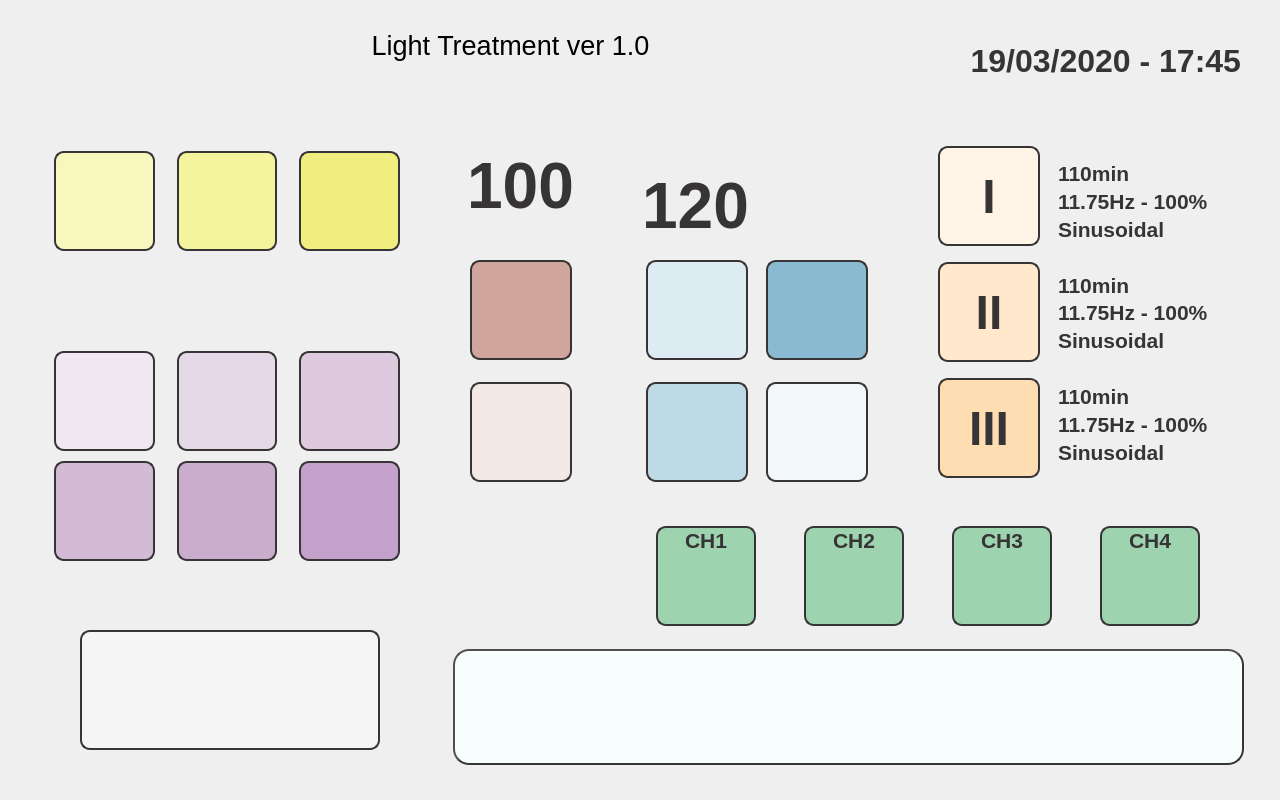
This is light_treat_v_1_0/light_ver_1_0.ui in MarianoDel/pyqt5 as Qt 5 draws it before an edit. The edited form follows.
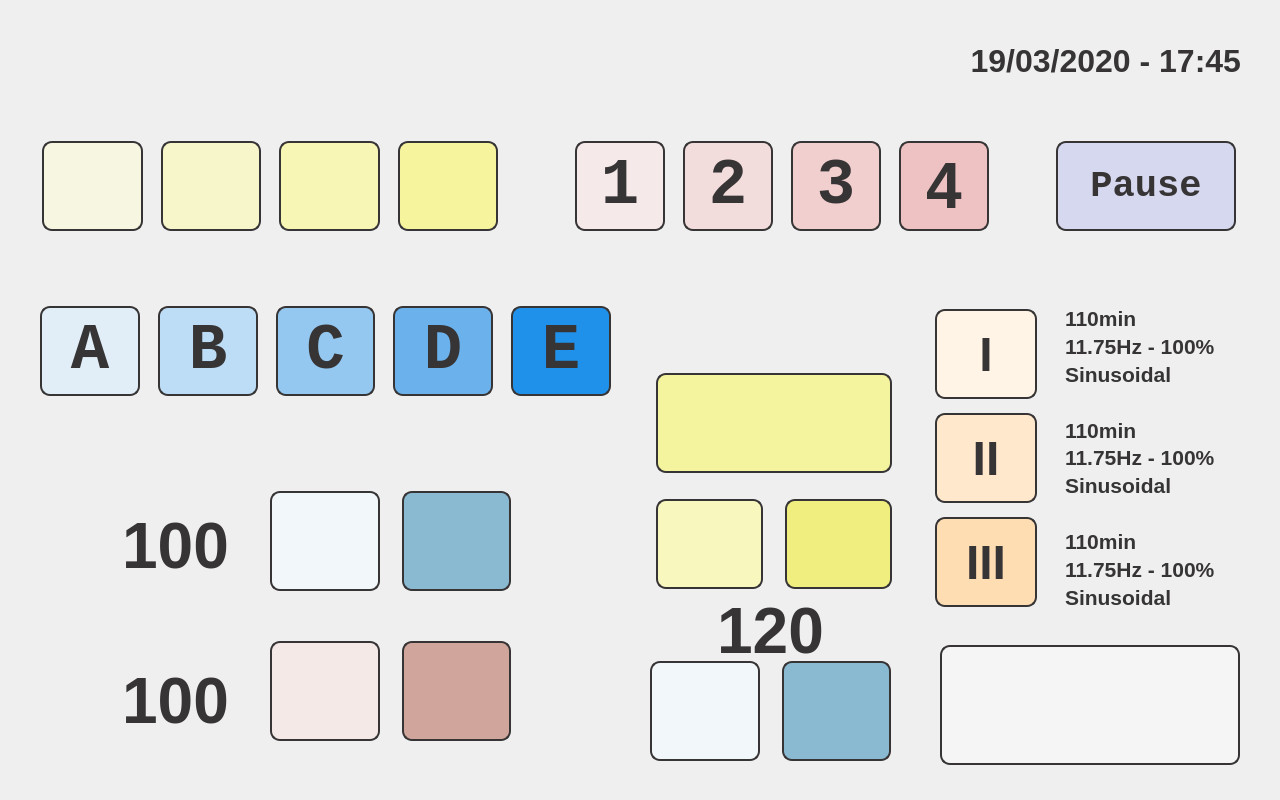
This is the edited form. Icons and pictures are not drawn.

Diff of the .ui file:
```diff
--- a/light_treat_v_1_0/light_ver_1_0.ui
+++ b/light_treat_v_1_0/light_ver_1_0.ui
@@ -21,51 +21,43 @@
   <widget class="QWidget" name="layoutWidget">
    <property name="geometry">
     <rect>
-     <x>54</x>
-     <y>350</y>
-     <width>346</width>
+     <x>40</x>
+     <y>300</y>
+     <width>571</width>
      <height>102</height>
     </rect>
    </property>
    <layout class="QHBoxLayout" name="horizontalLayout_2">
     <property name="spacing">
-     <number>22</number>
+     <number>18</number>
     </property>
     <item>
      <widget class="QPushButton" name="freq1Button">
       <property name="minimumSize">
        <size>
-        <width>100</width>
-        <height>100</height>
+        <width>90</width>
+        <height>90</height>
        </size>
       </property>
-      <property name="styleSheet">
-       <string notr="true">background-image: url(:/frequencies/resources/7_83Hz.png);
-background-color: rgb(240, 231, 240);
-border-radius: 10px;
-border:2px solid rgb(55, 52, 53);</string>
+      <property name="font">
+       <font>
+        <family>Liberation Mono</family>
+        <pointsize>48</pointsize>
+        <weight>75</weight>
+        <bold>true</bold>
+       </font>
       </property>
-      <property name="text">
-       <string/>
+      <property name="focusPolicy">
+       <enum>Qt::NoFocus</enum>
       </property>
-     </widget>
-    </item>
-    <item>
-     <widget class="QPushButton" name="freq2Button">
-      <property name="minimumSize">
-       <size>
-        <width>100</width>
-        <height>100</height>
-       </size>
-      </property>
       <property name="styleSheet">
-       <string notr="true">background-image: url(:/frequencies/resources/11_79Hz.png);
-background-color: rgb(230, 217, 231);
+       <string notr="true">background-color: rgb(225, 237, 247);
+color: rgb(55, 52, 53);
 border-radius: 10px;
 border:2px solid rgb(55, 52, 53);</string>
       </property>
       <property name="text">
-       <string/>
+       <string>A</string>
       </property>
      </widget>
     </item>
@@ -73,90 +65,119 @@
      <widget class="QPushButton" name="freq3Button">
       <property name="minimumSize">
        <size>
-        <width>100</width>
-        <height>100</height>
+        <width>90</width>
+        <height>90</height>
        </size>
       </property>
+      <property name="font">
+       <font>
+        <family>Liberation Mono</family>
+        <pointsize>48</pointsize>
+        <weight>75</weight>
+        <bold>true</bold>
+       </font>
+      </property>
+      <property name="focusPolicy">
+       <enum>Qt::NoFocus</enum>
+      </property>
       <property name="styleSheet">
-       <string notr="true">background-image: url(:/frequencies/resources/16_67Hz.png);
-background-color: rgb(221, 202, 222);
+       <string notr="true">background-color: rgb(189, 220, 245);
+color: rgb(55, 52, 53);
 border-radius: 10px;
 border:2px solid rgb(55, 52, 53);</string>
       </property>
       <property name="text">
-       <string/>
+       <string>B</string>
       </property>
      </widget>
     </item>
-   </layout>
-  </widget>
-  <widget class="QWidget" name="layoutWidget_2">
-   <property name="geometry">
-    <rect>
-     <x>54</x>
-     <y>460</y>
-     <width>346</width>
-     <height>102</height>
-    </rect>
-   </property>
-   <layout class="QHBoxLayout" name="horizontalLayout_3">
-    <property name="spacing">
-     <number>22</number>
-    </property>
     <item>
-     <widget class="QPushButton" name="freq4Button">
+     <widget class="QPushButton" name="pannelCButton">
       <property name="minimumSize">
        <size>
-        <width>100</width>
-        <height>100</height>
+        <width>90</width>
+        <height>90</height>
        </size>
       </property>
+      <property name="font">
+       <font>
+        <family>Liberation Mono</family>
+        <pointsize>48</pointsize>
+        <weight>75</weight>
+        <bold>true</bold>
+       </font>
+      </property>
+      <property name="focusPolicy">
+       <enum>Qt::NoFocus</enum>
+      </property>
       <property name="styleSheet">
-       <string notr="true">background-image: url(:/frequencies/resources/23_58Hz.png);
-background-color: rgb(211, 187, 213);
+       <string notr="true">background-color: rgb(149, 200, 240);
+color: rgb(55, 52, 53);
 border-radius: 10px;
 border:2px solid rgb(55, 52, 53);</string>
       </property>
       <property name="text">
-       <string/>
+       <string>C</string>
       </property>
      </widget>
     </item>
     <item>
-     <widget class="QPushButton" name="freq5Button">
+     <widget class="QPushButton" name="pannelDButton">
       <property name="minimumSize">
        <size>
-        <width>100</width>
-        <height>100</height>
+        <width>90</width>
+        <height>90</height>
        </size>
       </property>
+      <property name="font">
+       <font>
+        <family>Liberation Mono</family>
+        <pointsize>48</pointsize>
+        <weight>75</weight>
+        <bold>true</bold>
+       </font>
+      </property>
+      <property name="focusPolicy">
+       <enum>Qt::NoFocus</enum>
+      </property>
       <property name="styleSheet">
-       <string notr="true">background-image: url(:/frequencies/resources/30_80Hz.png);
-background-color: rgb(202, 173, 204);
+       <string notr="true">background-color: rgb(107, 178, 237);
+color: rgb(55, 52, 53);
 border-radius: 10px;
 border:2px solid rgb(55, 52, 53);</string>
       </property>
       <property name="text">
-       <string/>
+       <string>D</string>
       </property>
      </widget>
     </item>
     <item>
-     <widget class="QPushButton" name="freq6Button">
+     <widget class="QPushButton" name="pannelEButton">
       <property name="minimumSize">
        <size>
-        <width>100</width>
-        <height>100</height>
+        <width>90</width>
+        <height>90</height>
        </size>
       </property>
+      <property name="font">
+       <font>
+        <family>Liberation Mono</family>
+        <pointsize>48</pointsize>
+        <weight>75</weight>
+        <bold>true</bold>
+       </font>
+      </property>
+      <property name="focusPolicy">
+       <enum>Qt::NoFocus</enum>
+      </property>
       <property name="styleSheet">
-       <string notr="true">background-image: url(:/frequencies/resources/62_64Hz.png);
-background-color: rgb(196, 161, 203);
+       <string notr="true">background-color: rgb(32, 145, 235);
+color: rgb(55, 52, 53);
 border-radius: 10px;
 border:2px solid rgb(55, 52, 53);</string>
       </property>
       <property name="text">
-       <string/>
+       <string>E</string>
       </property>
      </widget>
     </item>
@@ -165,10 +186,10 @@
   <widget class="QWidget" name="layoutWidget_3">
    <property name="geometry">
     <rect>
-     <x>646</x>
-     <y>260</y>
-     <width>102</width>
-     <height>224</height>
+     <x>656</x>
+     <y>369</y>
+     <width>236</width>
+     <height>226</height>
     </rect>
    </property>
    <layout class="QVBoxLayout" name="verticalLayout_2">
@@ -176,7 +197,7 @@
      <number>22</number>
     </property>
     <item>
-     <widget class="QPushButton" name="min30Button">
+     <widget class="QPushButton" name="cwaveButton">
       <property name="minimumSize">
        <size>
         <width>100</width>
@@ -184,8 +205,8 @@
        </size>
       </property>
       <property name="styleSheet">
-       <string notr="true">background-image: url(:/buttons/resources/30min.png);
-background-color: rgb(221, 235, 242);
+       <string notr="true">background-image: url(:/buttons/resources/Cuadrada.png);
+background-color: rgb(244, 243, 158);
 border-radius: 10px;
 border:2px solid rgb(55, 52, 53);</string>
       </property>
@@ -195,84 +216,57 @@
      </widget>
     </item>
     <item>
-     <widget class="QPushButton" name="min45Button">
-      <property name="minimumSize">
-       <size>
-        <width>100</width>
-        <height>100</height>
-       </size>
+     <layout class="QHBoxLayout" name="horizontalLayout_9">
+      <property name="spacing">
+       <number>22</number>
       </property>
-      <property name="styleSheet">
-       <string notr="true">background-image: url(:/buttons/resources/40min.png);
-background-color: rgb(191, 218, 231);
+      <item>
+       <widget class="QPushButton" name="inphaseButton">
+        <property name="minimumSize">
+         <size>
+          <width>90</width>
+          <height>90</height>
+         </size>
+        </property>
+        <property name="styleSheet">
+         <string notr="true">background-image: url(:/buttons/resources/Triangular.png);
+background-color: rgb(248, 247, 190);
 border-radius: 10px;
 border:2px solid rgb(55, 52, 53);</string>
-      </property>
-      <property name="text">
-       <string/>
-      </property>
-     </widget>
-    </item>
-   </layout>
-  </widget>
-  <widget class="QWidget" name="layoutWidget_4">
-   <property name="geometry">
-    <rect>
-     <x>766</x>
-     <y>260</y>
-     <width>102</width>
-     <height>224</height>
-    </rect>
-   </property>
-   <layout class="QVBoxLayout" name="verticalLayout_3">
-    <property name="spacing">
-     <number>22</number>
-    </property>
-    <item>
-     <widget class="QPushButton" name="timeUpButton">
-      <property name="minimumSize">
-       <size>
-        <width>100</width>
-        <height>100</height>
-       </size>
-      </property>
-      <property name="styleSheet">
-       <string notr="true">background-image: url(:/buttons/resources/Arriba.png);
-background-color: rgb(138, 186, 210);
+        </property>
+        <property name="text">
+         <string/>
+        </property>
+       </widget>
+      </item>
+      <item>
+       <widget class="QPushButton" name="outphaseButton">
+        <property name="minimumSize">
+         <size>
+          <width>90</width>
+          <height>90</height>
+         </size>
+        </property>
+        <property name="styleSheet">
+         <string notr="true">background-image: url(:/buttons/resources/Sinus.png);
+background-color: rgb(240, 238, 126);
 border-radius: 10px;
 border:2px solid rgb(55, 52, 53);</string>
-      </property>
-      <property name="text">
-       <string/>
-      </property>
-     </widget>
-    </item>
-    <item>
-     <widget class="QPushButton" name="timeDwnButton">
-      <property name="minimumSize">
-       <size>
-        <width>100</width>
-        <height>100</height>
-       </size>
-      </property>
-      <property name="styleSheet">
-       <string notr="true">background-image: url(:/buttons/resources/Abajo.png);
-background-color: rgb(242, 248, 250);
-border-radius: 10px;
-border:2px solid rgb(55, 52, 53);</string>
-      </property>
-      <property name="text">
-       <string/>
-      </property>
-     </widget>
+        </property>
+        <property name="text">
+         <string/>
+        </property>
+       </widget>
+      </item>
+     </layout>
     </item>
    </layout>
   </widget>
   <widget class="QPushButton" name="startButton">
    <property name="geometry">
     <rect>
-     <x>80</x>
-     <y>630</y>
+     <x>940</x>
+     <y>645</y>
      <width>300</width>
      <height>120</height>
     </rect>
@@ -296,27 +290,27 @@
   <widget class="QWidget" name="layoutWidget">
    <property name="geometry">
     <rect>
-     <x>54</x>
-     <y>150</y>
-     <width>346</width>
+     <x>42</x>
+     <y>135</y>
+     <width>456</width>
      <height>102</height>
     </rect>
    </property>
    <layout class="QHBoxLayout" name="horizontalLayout">
     <property name="spacing">
-     <number>22</number>
+     <number>18</number>
     </property>
     <item>
      <widget class="QPushButton" name="triangularButton">
       <property name="minimumSize">
        <size>
-        <width>100</width>
-        <height>100</height>
+        <width>90</width>
+        <height>90</height>
        </size>
       </property>
       <property name="styleSheet">
-       <string notr="true">background-image: url(:/buttons/resources/Triangular.png);
-background-color: rgb(248, 247, 190);
+       <string notr="true">background-image: url(:/buttons/resources/20min.png);
+background-color: rgb(247, 246, 225);
 border-radius: 10px;
 border:2px solid rgb(55, 52, 53);</string>
       </property>
@@ -326,16 +320,16 @@
      </widget>
     </item>
     <item>
-     <widget class="QPushButton" name="squareButton">
+     <widget class="QPushButton" name="min30Button">
       <property name="minimumSize">
        <size>
-        <width>100</width>
-        <height>100</height>
+        <width>90</width>
+        <height>90</height>
        </size>
       </property>
       <property name="styleSheet">
-       <string notr="true">background-image: url(:/buttons/resources/Cuadrada.png);
-background-color: rgb(244, 243, 158);
+       <string notr="true">background-image: url(:/buttons/resources/30min.png);
+background-color: rgb(247, 246, 202);
 border-radius: 10px;
 border:2px solid rgb(55, 52, 53);</string>
       </property>
@@ -345,16 +339,16 @@
      </widget>
     </item>
     <item>
-     <widget class="QPushButton" name="sinusoidalButton">
+     <widget class="QPushButton" name="min45Button">
       <property name="minimumSize">
        <size>
-        <width>100</width>
-        <height>100</height>
+        <width>90</width>
+        <height>90</height>
        </size>
       </property>
       <property name="styleSheet">
-       <string notr="true">background-image: url(:/buttons/resources/Sinus.png);
-background-color: rgb(240, 238, 126);
+       <string notr="true">background-image: url(:/buttons/resources/45min.png);
+background-color: rgb(247, 246, 180);
 border-radius: 10px;
 border:2px solid rgb(55, 52, 53);</string>
       </property>
@@ -363,32 +357,17 @@
       </property>
      </widget>
     </item>
-   </layout>
-  </widget>
-  <widget class="QWidget" name="layoutWidget">
-   <property name="geometry">
-    <rect>
-     <x>470</x>
-     <y>260</y>
-     <width>102</width>
-     <height>224</height>
-    </rect>
-   </property>
-   <layout class="QVBoxLayout" name="verticalLayout">
-    <property name="spacing">
-     <number>22</number>
-    </property>
     <item>
-     <widget class="QPushButton" name="powerUpButton">
+     <widget class="QPushButton" name="min60Button">
       <property name="minimumSize">
        <size>
-        <width>100</width>
-        <height>100</height>
+        <width>90</width>
+        <height>90</height>
        </size>
       </property>
       <property name="styleSheet">
-       <string notr="true">background-image: url(:/buttons/resources/Arriba.png);
-background-color: rgb(208, 165, 156);
+       <string notr="true">background-image: url(:/buttons/resources/60min.png);
+background-color: rgb(246, 245, 157);
 border-radius: 10px;
 border:2px solid rgb(55, 52, 53);</string>
       </property>
@@ -397,34 +376,15 @@
       </property>
      </widget>
     </item>
-    <item>
-     <widget class="QPushButton" name="powerDwnButton">
-      <property name="minimumSize">
-       <size>
-        <width>100</width>
-        <height>100</height>
-       </size>
-      </property>
-      <property name="styleSheet">
-       <string notr="true">background-image: url(:/buttons/resources/Abajo.png);
-background-color: rgb(244, 233, 231);
-border-radius: 10px;
-border:2px solid rgb(55, 52, 53);</string>
-      </property>
-      <property name="text">
-       <string/>
-      </property>
-     </widget>
-    </item>
    </layout>
   </widget>
   <widget class="QWidget" name="layoutWidget">
    <property name="geometry">
     <rect>
-     <x>938</x>
-     <y>140</y>
+     <x>935</x>
+     <y>305</y>
      <width>102</width>
-     <height>346</height>
+     <height>306</height>
     </rect>
    </property>
    <layout class="QVBoxLayout" name="verticalLayout_4">
@@ -435,8 +395,8 @@
      <widget class="QPushButton" name="mem1Button">
       <property name="minimumSize">
        <size>
-        <width>100</width>
-        <height>100</height>
+        <width>90</width>
+        <height>90</height>
        </size>
       </property>
       <property name="font">
@@ -465,8 +425,8 @@
      <widget class="QPushButton" name="mem2Button">
       <property name="minimumSize">
        <size>
-        <width>100</width>
-        <height>100</height>
+        <width>90</width>
+        <height>90</height>
        </size>
       </property>
       <property name="font">
@@ -495,8 +455,8 @@
      <widget class="QPushButton" name="mem3Button">
       <property name="minimumSize">
        <size>
-        <width>100</width>
-        <height>100</height>
+        <width>90</width>
+        <height>90</height>
        </size>
       </property>
       <property name="font">
@@ -526,8 +486,8 @@
   <widget class="QWidget" name="layoutWidget">
    <property name="geometry">
     <rect>
-     <x>1058</x>
-     <y>160</y>
+     <x>1065</x>
+     <y>305</y>
      <width>171</width>
      <height>305</height>
     </rect>
@@ -724,8 +684,8 @@
   <widget class="QLabel" name="minutesLabel">
    <property name="geometry">
     <rect>
-     <x>640</x>
-     <y>170</y>
+     <x>715</x>
+     <y>595</y>
      <width>111</width>
      <height>61</height>
     </rect>
@@ -751,8 +711,8 @@
   <widget class="QLabel" name="powerLabel">
    <property name="geometry">
     <rect>
-     <x>465</x>
-     <y>150</y>
+     <x>120</x>
+     <y>510</y>
      <width>111</width>
      <height>61</height>
     </rect>
@@ -802,23 +762,6 @@
     <set>Qt::AlignRight|Qt::AlignTrailing|Qt::AlignVCenter</set>
    </property>
   </widget>
-  <widget class="QTextEdit" name="textEdit">
-   <property name="geometry">
-    <rect>
-     <x>453</x>
-     <y>649</y>
-     <width>791</width>
-     <height>116</height>
-    </rect>
-   </property>
-   <property name="styleSheet">
-    <string notr="true">border:2px outset;
-background-color: rgb(246, 255, 254);
-border-radius: 16px;
-color: rgb(0, 0, 127);
-border-color: rgb(55, 52, 53);</string>
-   </property>
-  </widget>
   <widget class="QPushButton" name="diagButton">
    <property name="geometry">
     <rect>
@@ -836,178 +779,370 @@
     <string/>
    </property>
   </widget>
-  <widget class="QWidget" name="layoutWidget_5">
+  <widget class="QLabel" name="powerIRedLabel">
    <property name="geometry">
     <rect>
-     <x>630</x>
-     <y>525</y>
-     <width>596</width>
-     <height>102</height>
-    </rect>
-   </property>
-   <layout class="QHBoxLayout" name="horizontalLayout_4">
-    <property name="spacing">
-     <number>22</number>
-    </property>
-    <item>
-     <widget class="QPushButton" name="ch1Button">
-      <property name="sizePolicy">
-       <sizepolicy hsizetype="Fixed" vsizetype="Fixed">
-        <horstretch>0</horstretch>
-        <verstretch>0</verstretch>
-       </sizepolicy>
-      </property>
-      <property name="minimumSize">
-       <size>
-        <width>100</width>
-        <height>100</height>
-       </size>
-      </property>
-      <property name="font">
-       <font>
-        <family>Liberation Sans</family>
-        <pointsize>16</pointsize>
-        <weight>75</weight>
-        <bold>true</bold>
-       </font>
-      </property>
-      <property name="styleSheet">
-       <string notr="true">background-color: rgb(157, 211, 175);
-border-radius: 10px;
-border:2px solid rgb(55, 52, 53);
-text-align:top;
-color: rgb(55, 52, 53);</string>
-      </property>
-      <property name="text">
-       <string>CH1</string>
-      </property>
-     </widget>
-    </item>
-    <item>
-     <widget class="QPushButton" name="ch2Button">
-      <property name="sizePolicy">
-       <sizepolicy hsizetype="Fixed" vsizetype="Fixed">
-        <horstretch>0</horstretch>
-        <verstretch>0</verstretch>
-       </sizepolicy>
-      </property>
-      <property name="minimumSize">
-       <size>
-        <width>100</width>
-        <height>100</height>
-       </size>
-      </property>
-      <property name="font">
-       <font>
-        <family>Liberation Sans</family>
-        <pointsize>16</pointsize>
-        <weight>75</weight>
-        <bold>true</bold>
-       </font>
-      </property>
-      <property name="styleSheet">
-       <string notr="true">background-color: rgb(157, 211, 175);
-border-radius: 10px;
-border:2px solid rgb(55, 52, 53);
-text-align:top;
-color: rgb(55, 52, 53);</string>
-      </property>
-      <property name="text">
-       <string>CH2</string>
-      </property>
-     </widget>
-    </item>
-    <item>
-     <widget class="QPushButton" name="ch3Button">
-      <property name="sizePolicy">
-       <sizepolicy hsizetype="Fixed" vsizetype="Fixed">
-        <horstretch>0</horstretch>
-        <verstretch>0</verstretch>
-       </sizepolicy>
-      </property>
-      <property name="minimumSize">
-       <size>
-        <width>100</width>
-        <height>100</height>
-       </size>
-      </property>
-      <property name="font">
-       <font>
-        <family>Liberation Sans</family>
-        <pointsize>16</pointsize>
-        <weight>75</weight>
-        <bold>true</bold>
-       </font>
-      </property>
-      <property name="styleSheet">
-       <string notr="true">background-color: rgb(157, 211, 175);
-border-radius: 10px;
-border:2px solid rgb(55, 52, 53);
-text-align:top;
-color: rgb(55, 52, 53);</string>
-      </property>
-      <property name="text">
-       <string>CH3</string>
-      </property>
-     </widget>
-    </item>
-    <item>
-     <widget class="QPushButton" name="ch4Button">
-      <property name="sizePolicy">
-       <sizepolicy hsizetype="Fixed" vsizetype="Fixed">
-        <horstretch>0</horstretch>
-        <verstretch>0</verstretch>
-       </sizepolicy>
-      </property>
-      <property name="minimumSize">
-       <size>
-        <width>100</width>
-        <height>100</height>
-       </size>
-      </property>
-      <property name="font">
-       <font>
-        <family>Liberation Sans</family>
-        <pointsize>16</pointsize>
-        <weight>75</weight>
-        <bold>true</bold>
-       </font>
-      </property>
-      <property name="styleSheet">
-       <string notr="true">background-color: rgb(157, 211, 175);
-border-radius: 10px;
-border:2px solid rgb(55, 52, 53);
-text-align:top;
-color: rgb(55, 52, 53);</string>
-      </property>
-      <property name="text">
-       <string>CH4</string>
-      </property>
-     </widget>
-    </item>
-   </layout>
-  </widget>
-  <widget class="QLabel" name="label">
-   <property name="geometry">
-    <rect>
-     <x>290</x>
-     <y>20</y>
-     <width>441</width>
-     <height>51</height>
+     <x>120</x>
+     <y>665</y>
+     <width>111</width>
+     <height>61</height>
     </rect>
    </property>
    <property name="font">
     <font>
-     <pointsize>20</pointsize>
+     <family>Liberation Sans</family>
+     <pointsize>48</pointsize>
+     <weight>75</weight>
+     <bold>true</bold>
     </font>
    </property>
+   <property name="styleSheet">
+    <string notr="true">color: rgb(55, 52, 53);</string>
+   </property>
    <property name="text">
-    <string>Light Treatment ver 1.0</string>
+    <string>100</string>
    </property>
    <property name="alignment">
-    <set>Qt::AlignCenter</set>
+    <set>Qt::AlignHCenter|Qt::AlignTop</set>
    </property>
   </widget>
+  <widget class="QWidget" name="layoutWidget_6">
+   <property name="geometry">
+    <rect>
+     <x>575</x>
+     <y>135</y>
+     <width>661</width>
+     <height>102</height>
+    </rect>
+   </property>
+   <layout class="QHBoxLayout" name="horizontalLayout_5">
+    <property name="spacing">
+     <number>18</number>
+    </property>
+    <item>
+     <widget class="QPushButton" name="step1Button">
+      <property name="minimumSize">
+       <size>
+        <width>90</width>
+        <height>90</height>
+       </size>
+      </property>
+      <property name="font">
+       <font>
+        <family>Liberation Mono</family>
+        <pointsize>48</pointsize>
+        <weight>75</weight>
+        <bold>true</bold>
+       </font>
+      </property>
+      <property name="focusPolicy">
+       <enum>Qt::NoFocus</enum>
+      </property>
+      <property name="styleSheet">
+       <string notr="true">background-color: rgb(245, 233, 233);
+color: rgb(55, 52, 53);
+border-radius: 10px;
+border:2px solid rgb(55, 52, 53);</string>
+      </property>
+      <property name="text">
+       <string>1</string>
+      </property>
+     </widget>
+    </item>
+    <item>
+     <widget class="QPushButton" name="step2Button">
+      <property name="minimumSize">
+       <size>
+        <width>90</width>
+        <height>90</height>
+       </size>
+      </property>
+      <property name="font">
+       <font>
+        <family>Liberation Mono</family>
+        <pointsize>48</pointsize>
+        <weight>75</weight>
+        <bold>true</bold>
+       </font>
+      </property>
+      <property name="focusPolicy">
+       <enum>Qt::NoFocus</enum>
+      </property>
+      <property name="styleSheet">
+       <string notr="true">background-color: rgb(243, 220, 220);
+color: rgb(55, 52, 53);
+border-radius: 10px;
+border:2px solid rgb(55, 52, 53);</string>
+      </property>
+      <property name="text">
+       <string>2</string>
+      </property>
+     </widget>
+    </item>
+    <item>
+     <widget class="QPushButton" name="step3Button">
+      <property name="minimumSize">
+       <size>
+        <width>90</width>
+        <height>90</height>
+       </size>
+      </property>
+      <property name="font">
+       <font>
+        <family>Liberation Mono</family>
+        <pointsize>48</pointsize>
+        <weight>75</weight>
+        <bold>true</bold>
+       </font>
+      </property>
+      <property name="focusPolicy">
+       <enum>Qt::NoFocus</enum>
+      </property>
+      <property name="styleSheet">
+       <string notr="true">background-color: rgb(241, 207, 206);
+color: rgb(55, 52, 53);
+border-radius: 10px;
+border:2px solid rgb(55, 52, 53);</string>
+      </property>
+      <property name="text">
+       <string>3</string>
+      </property>
+     </widget>
+    </item>
+    <item>
+     <widget class="QPushButton" name="step4Button">
+      <property name="minimumSize">
+       <size>
+        <width>90</width>
+        <height>90</height>
+       </size>
+      </property>
+      <property name="font">
+       <font>
+        <family>Liberation Sans</family>
+        <pointsize>48</pointsize>
+        <weight>75</weight>
+        <bold>true</bold>
+       </font>
+      </property>
+      <property name="focusPolicy">
+       <enum>Qt::NoFocus</enum>
+      </property>
+      <property name="styleSheet">
+       <string notr="true">background-color: rgb(238, 194, 195);
+color: rgb(55, 52, 53);
+border-radius: 10px;
+border:2px solid rgb(55, 52, 53);</string>
+      </property>
+      <property name="text">
+       <string>4</string>
+      </property>
+     </widget>
+    </item>
+    <item>
+     <spacer name="horizontalSpacer">
+      <property name="orientation">
+       <enum>Qt::Horizontal</enum>
+      </property>
+      <property name="sizeHint" stdset="0">
+       <size>
+        <width>40</width>
+        <height>20</height>
+       </size>
+      </property>
+     </spacer>
+    </item>
+    <item>
+     <widget class="QPushButton" name="stepPauseButton">
+      <property name="minimumSize">
+       <size>
+        <width>180</width>
+        <height>90</height>
+       </size>
+      </property>
+      <property name="font">
+       <font>
+        <family>Liberation Mono</family>
+        <pointsize>28</pointsize>
+        <weight>75</weight>
+        <bold>true</bold>
+       </font>
+      </property>
+      <property name="focusPolicy">
+       <enum>Qt::NoFocus</enum>
+      </property>
+      <property name="styleSheet">
+       <string notr="true">background-color: rgb(214, 216, 240);
+color: rgb(55, 52, 53);
+border-radius: 10px;
+border:2px solid rgb(55, 52, 53);</string>
+      </property>
+      <property name="text">
+       <string>Pause</string>
+      </property>
+     </widget>
+    </item>
+   </layout>
+  </widget>
+  <widget class="QWidget" name="layoutWidget_7">
+   <property name="geometry">
+    <rect>
+     <x>270</x>
+     <y>640</y>
+     <width>241</width>
+     <height>102</height>
+    </rect>
+   </property>
+   <layout class="QHBoxLayout" name="horizontalLayout_6">
+    <property name="spacing">
+     <number>22</number>
+    </property>
+    <item>
+     <widget class="QPushButton" name="powerDwnIRedButton">
+      <property name="minimumSize">
+       <size>
+        <width>100</width>
+        <height>100</height>
+       </size>
+      </property>
+      <property name="styleSheet">
+       <string notr="true">background-image: url(:/buttons/resources/Abajo.png);
+background-color: rgb(244, 233, 231);
+border-radius: 10px;
+border:2px solid rgb(55, 52, 53);</string>
+      </property>
+      <property name="text">
+       <string/>
+      </property>
+     </widget>
+    </item>
+    <item>
+     <widget class="QPushButton" name="powerUpIRedButton">
+      <property name="minimumSize">
+       <size>
+        <width>100</width>
+        <height>100</height>
+       </size>
+      </property>
+      <property name="styleSheet">
+       <string notr="true">background-image: url(:/buttons/resources/Arriba.png);
+background-color: rgb(208, 165, 156);
+border-radius: 10px;
+border:2px solid rgb(55, 52, 53);</string>
+      </property>
+      <property name="text">
+       <string/>
+      </property>
+     </widget>
+    </item>
+   </layout>
+  </widget>
+  <widget class="QWidget" name="layoutWidget_8">
+   <property name="geometry">
+    <rect>
+     <x>270</x>
+     <y>490</y>
+     <width>241</width>
+     <height>102</height>
+    </rect>
+   </property>
+   <layout class="QHBoxLayout" name="horizontalLayout_7">
+    <property name="spacing">
+     <number>22</number>
+    </property>
+    <item>
+     <widget class="QPushButton" name="powerDwnRedButton">
+      <property name="minimumSize">
+       <size>
+        <width>100</width>
+        <height>100</height>
+       </size>
+      </property>
+      <property name="styleSheet">
+       <string notr="true">background-image: url(:/buttons/resources/Abajo.png);
+background-color: rgb(242, 248, 250);
+border-radius: 10px;
+border:2px solid rgb(55, 52, 53);</string>
+      </property>
+      <property name="text">
+       <string/>
+      </property>
+     </widget>
+    </item>
+    <item>
+     <widget class="QPushButton" name="powerUpRedButton">
+      <property name="minimumSize">
+       <size>
+        <width>100</width>
+        <height>100</height>
+       </size>
+      </property>
+      <property name="styleSheet">
+       <string notr="true">background-image: url(:/buttons/resources/Arriba.png);
+background-color: rgb(138, 186, 210);
+border-radius: 10px;
+border:2px solid rgb(55, 52, 53);</string>
+      </property>
+      <property name="text">
+       <string/>
+      </property>
+     </widget>
+    </item>
+   </layout>
+  </widget>
+  <widget class="QWidget" name="layoutWidget_9">
+   <property name="geometry">
+    <rect>
+     <x>650</x>
+     <y>660</y>
+     <width>241</width>
+     <height>102</height>
+    </rect>
+   </property>
+   <layout class="QHBoxLayout" name="horizontalLayout_8">
+    <property name="spacing">
+     <number>22</number>
+    </property>
+    <item>
+     <widget class="QPushButton" name="timeDwnButton">
+      <property name="minimumSize">
+       <size>
+        <width>100</width>
+        <height>100</height>
+       </size>
+      </property>
+      <property name="styleSheet">
+       <string notr="true">background-image: url(:/buttons/resources/Abajo.png);
+background-color: rgb(242, 248, 250);
+border-radius: 10px;
+border:2px solid rgb(55, 52, 53);</string>
+      </property>
+      <property name="text">
+       <string/>
+      </property>
+     </widget>
+    </item>
+    <item>
+     <widget class="QPushButton" name="timeUpButton">
+      <property name="minimumSize">
+       <size>
+        <width>100</width>
+        <height>100</height>
+       </size>
+      </property>
+      <property name="styleSheet">
+       <string notr="true">background-image: url(:/buttons/resources/Arriba.png);
+background-color: rgb(138, 186, 210);
+border-radius: 10px;
+border:2px solid rgb(55, 52, 53);</string>
+      </property>
+      <property name="text">
+       <string/>
+      </property>
+     </widget>
+    </item>
+   </layout>
+  </widget>
  </widget>
  <resources>
   <include location="light1_res.qrc"/>
```
Left out of the diff: 12 changed lines with no effect on the pictures.
